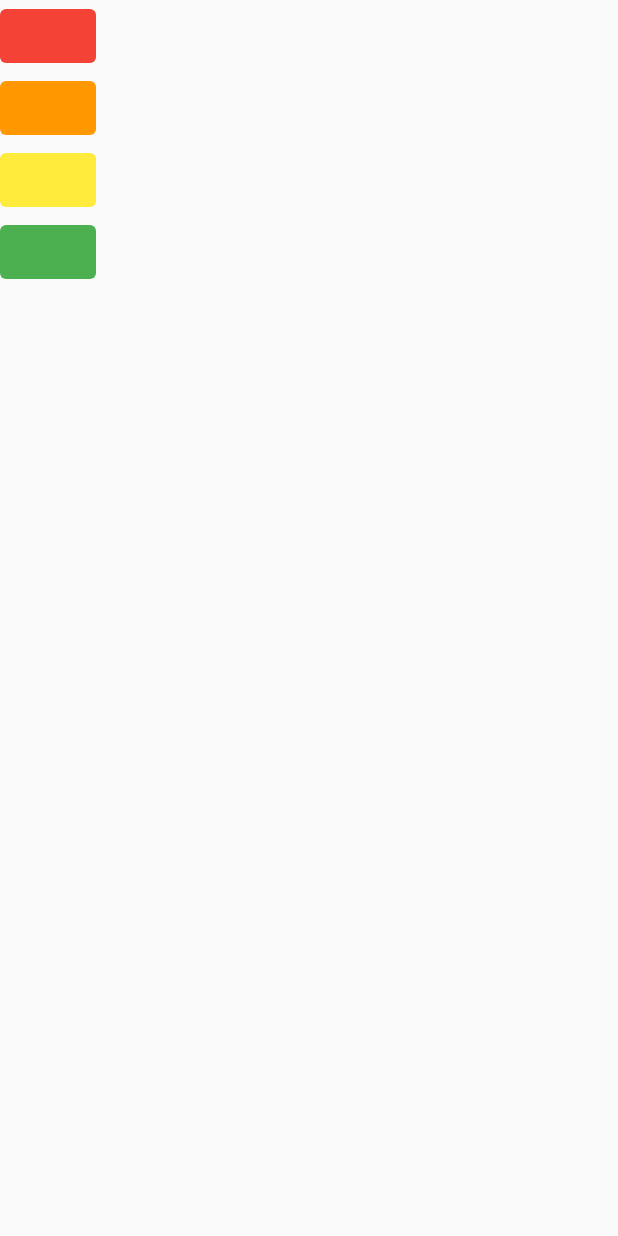
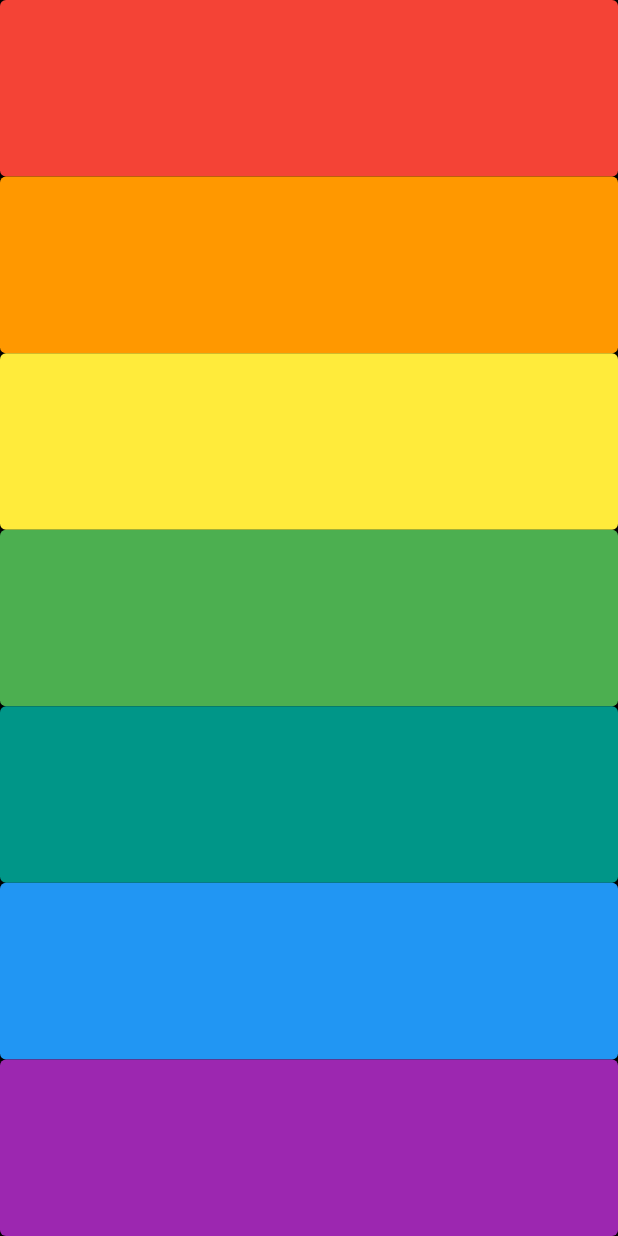
Before and after one commit to DenyAnwar/xylophone_flutter, a Flutter app: the screen it shows after launch, on a phone screen of 412 x 824 dp. Run offline on Flutter 3.47's test engine with Material 2 defaults, Android fonts, the phone set to English and light mode, and no system bars; our stand-ins replace audioplayers.

Commit message:
change code more efficient using function

```diff
--- a/lib/main.dart
+++ b/lib/main.dart
@@ -1,58 +1,53 @@
 import 'package:flutter/material.dart';
+import 'package:flutter/services.dart';
 import 'package:audioplayers/audioplayers.dart';
 
 void main() {
+  WidgetsFlutterBinding.ensureInitialized();
+  SystemChrome.setPreferredOrientations([
+    DeviceOrientation.portraitUp,
+    DeviceOrientation.portraitDown,
+  ]);
   runApp(XylophoneApp());
 }
 
 class XylophoneApp extends StatelessWidget {
+  void playSound(int soundNumber) {
+    final player = AudioPlayer();
+    player.play(AssetSource('note$soundNumber.wav'));
+  }
+
+  Expanded buildKey({required Color color, required int soundNumber}) {
+    return Expanded(
+      child: TextButton(
+        onPressed: () {
+          playSound(soundNumber);
+        },
+        style: TextButton.styleFrom(
+          backgroundColor: color,
+        ),
+        child: Text(''),
+      ),
+    );
+  }
+
   @override
   Widget build(BuildContext context) {
     return MaterialApp(
+      debugShowCheckedModeBanner: false,
       home: Scaffold(
+        backgroundColor: Colors.black,
         body: SafeArea(
           child: Column(
+            crossAxisAlignment: CrossAxisAlignment.stretch,
             children: <Widget>[
-              TextButton(
-                onPressed: () {
-                  final player = AudioPlayer();
-                  player.play(AssetSource('note1.wav'));
-                },
-                style: TextButton.styleFrom(
-                  backgroundColor: Colors.red,
-                ),
-                child: Text(''),
-              ),
-              TextButton(
-                onPressed: () {
-                  final player = AudioPlayer();
-                  player.play(AssetSource('note2.wav'));
-                },
-                style: TextButton.styleFrom(
-                  backgroundColor: Colors.orange,
-                ),
-                child: Text(''),
-              ),
-              TextButton(
-                onPressed: () {
-                  final player = AudioPlayer();
-                  player.play(AssetSource('note3.wav'));
-                },
-                style: TextButton.styleFrom(
-                  backgroundColor: Colors.yellow,
-                ),
-                child: Text(''),
-              ),
-              TextButton(
-                onPressed: () {
-                  final player = AudioPlayer();
-                  player.play(AssetSource('note4.wav'));
-                },
-                style: TextButton.styleFrom(
-                  backgroundColor: Colors.green,
-                ),
-                child: Text(''),
-              ),
+              buildKey(color: Colors.red, soundNumber: 1),
+              buildKey(color: Colors.orange, soundNumber: 2),
+              buildKey(color: Colors.yellow, soundNumber: 3),
+              buildKey(color: Colors.green, soundNumber: 4),
+              buildKey(color: Colors.teal, soundNumber: 5),
+              buildKey(color: Colors.blue, soundNumber: 6),
+              buildKey(color: Colors.purple, soundNumber: 7),
             ],
           ),
         ),
```
